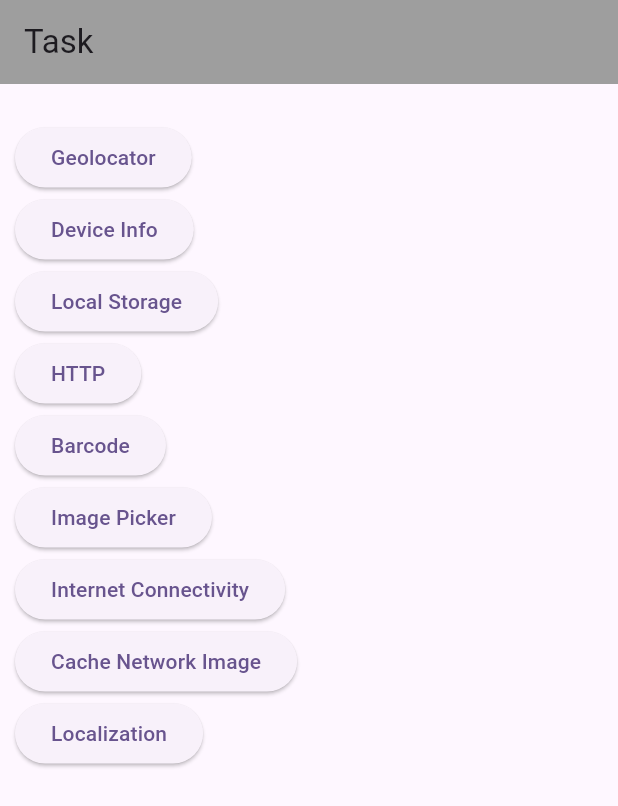
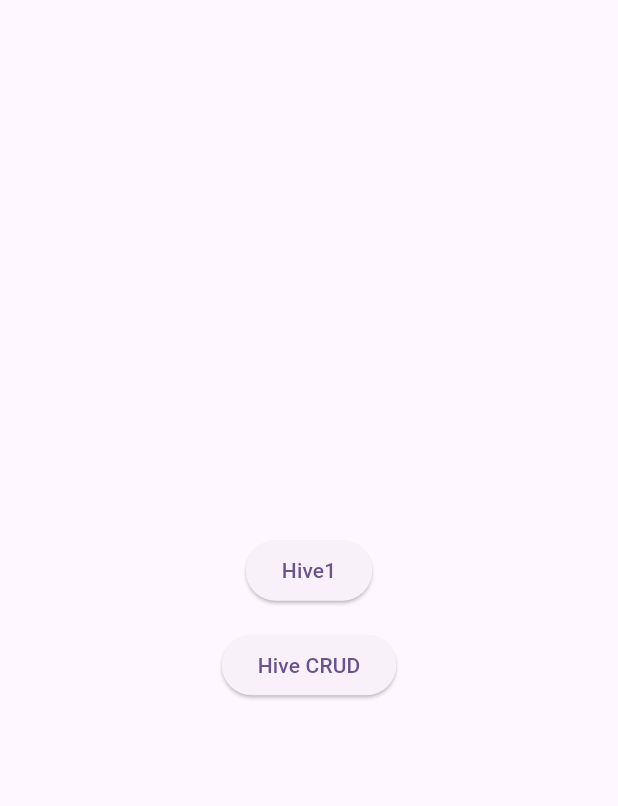
Before and after one commit to Sojib201/new-task, a Flutter app: the screen it shows after launch, after a tap on "Local Storage", on a phone screen of 412 x 824 dp. Shown: the top 806 px of the screen. Run offline on Flutter 3.47's test engine with Material 3 defaults, Android fonts, the phone set to English and light mode, and no system bars; our stand-ins replace device_info_plus, easy_localization, geolocator, hive, hive_flutter, image_picker and 1 more; missing offline and left inert: flutter_barcode_scanner; accounts and stored records are empty.

Commit message:
fourth commit

```diff
--- /dev/null
+++ b/lib/localStorage.dart
@@ -0,0 +1,41 @@
+import 'package:flutter/material.dart';
+
+import 'hive.dart';
+import 'hiveCrud1.dart';
+
+class localStorage extends StatefulWidget {
+  const localStorage({super.key});
+
+  @override
+  State<localStorage> createState() => _localStorageState();
+}
+
+class _localStorageState extends State<localStorage> {
+  @override
+  Widget build(BuildContext context) {
+    return Scaffold(
+      body: Center(
+        child: Column(
+          mainAxisAlignment: MainAxisAlignment.center,
+          children: [
+            ElevatedButton(
+              onPressed: () {
+                Navigator.push(context, MaterialPageRoute(builder: (context)=>HiveCrud()));
+              },
+              child: Text('Hive1'),
+            ),
+            SizedBox(
+              height: 15,
+            ),
+            ElevatedButton(
+              onPressed: () {
+                Navigator.push(context, MaterialPageRoute(builder: (context) => ToDoScreen(),));
+              },
+              child: Text('Hive CRUD'),
+            ),
+          ],
+        ),
+      ),
+    );
+  }
+}
--- a/lib/main.dart
+++ b/lib/main.dart
@@ -1,5 +1,7 @@
 import 'package:easy_localization/easy_localization.dart';
 import 'package:flutter/material.dart';
+import 'package:hive/hive.dart';
+import 'package:hive_flutter/hive_flutter.dart';
 import 'package:task1/device_info.dart';
 
 import 'package:task1/geolocator.dart';
@@ -8,10 +10,15 @@ import 'package:task1/imagePicker.dart';
 import 'package:task1/localization.dart';
 
 import 'BarCode.dart';
+import 'hive.dart';
+import 'localStorage.dart';
 
 void main() async {
   WidgetsFlutterBinding.ensureInitialized();
   await EasyLocalization.ensureInitialized();
+  WidgetsFlutterBinding.ensureInitialized();
+  await Hive.initFlutter();
+  await Hive.openBox('myBox');
 
   runApp(EasyLocalization(
       supportedLocales: const [
@@ -79,7 +86,9 @@ class MyHomePage extends StatelessWidget {
               child: Text('device_info'.tr()),
             ),
             ElevatedButton(
-              onPressed: () {},
+              onPressed: () {
+                Navigator.push(context, MaterialPageRoute(builder: (context)=>localStorage()));
+              },
               child: Text('local_storage'.tr()),
             ),
             ElevatedButton(
--- a/pubspec.yaml
+++ b/pubspec.yaml
@@ -42,6 +42,8 @@ dependencies:
   easy_localization: ^3.0.7
   qr_flutter: ^4.1.0
   flutter_barcode_scanner: ^2.0.0
+  hive_flutter: ^1.1.0
+  hive: ^2.2.3
 
 dev_dependencies:
   flutter_test:
```
Also changed, not shown: lib/hive.dart (added, +96 -0 lines), lib/hiveCrud1.dart (added, +230 -0 lines), lib/hiveService.dart (added, +22 -0 lines), lib/qrsScanner.dart (+11 -5 lines), pubspec.lock, 1 other file.
